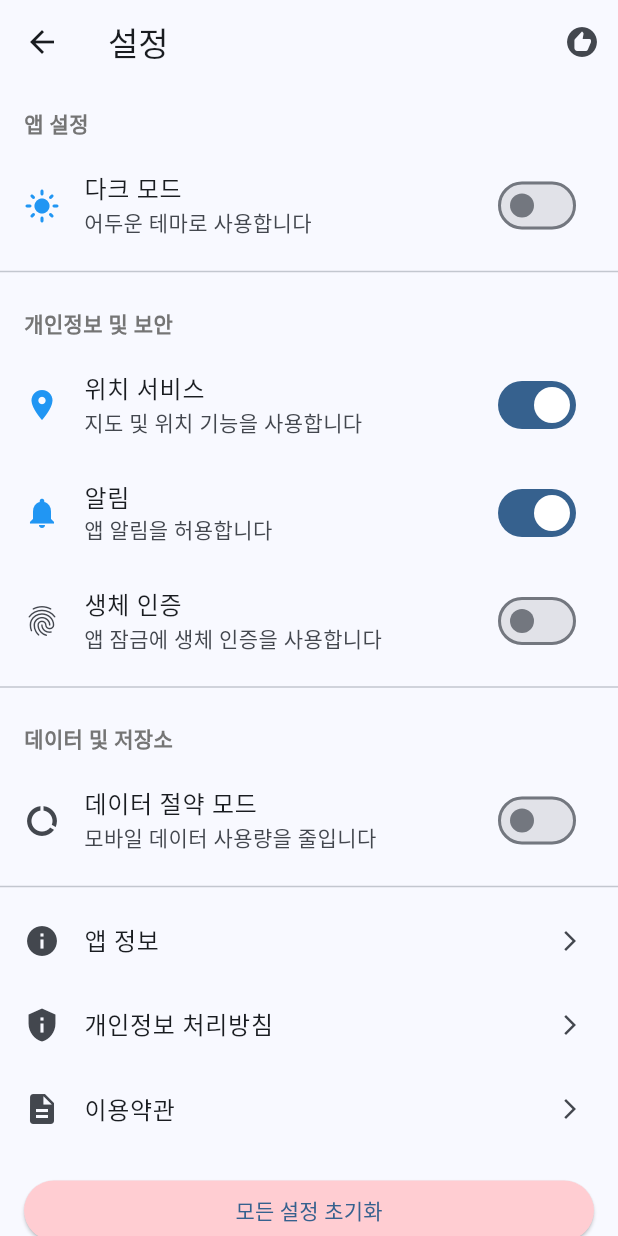
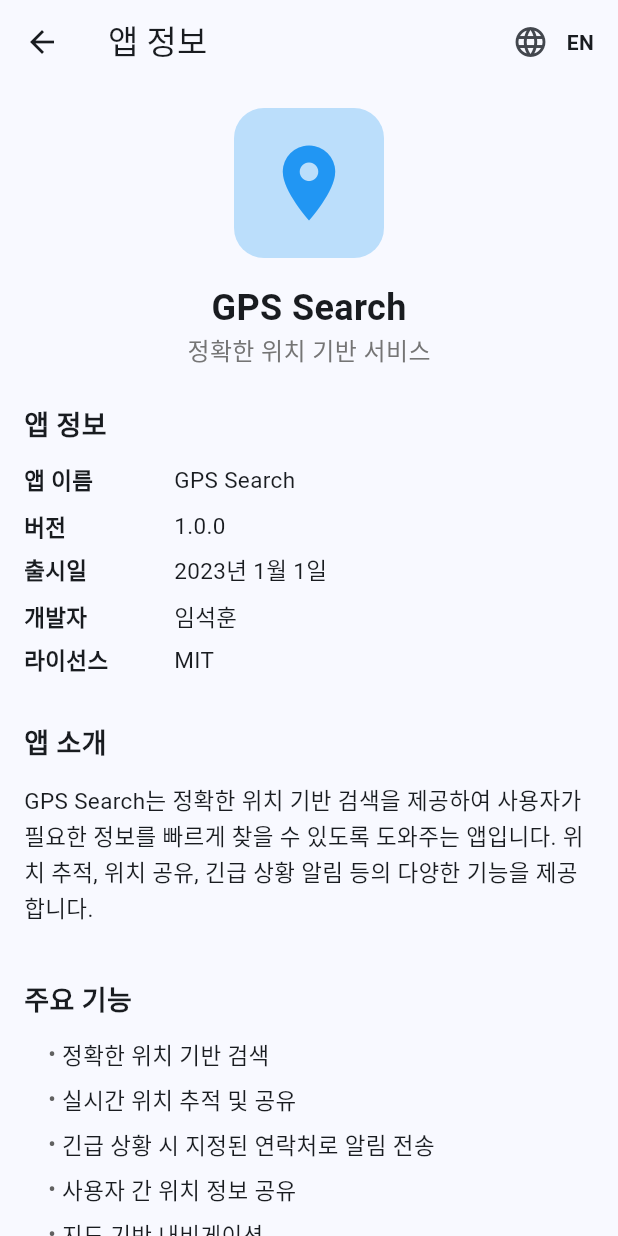
Before and after one commit to Maccrey/My-Guardian_GPS, a Flutter app: the SettingsView screen opened by its route, after a tap on "앱 정보", on a phone screen of 412 x 824 dp. Run offline on Flutter 3.47's test engine with Material 3 defaults, Android fonts, the phone set to English and light mode, and no system bars; our stand-ins replace flutter_dotenv, geocoding, geolocator, get, google_maps_flutter, shared_preferences; missing offline and left inert: flutter_polyline_points; accounts and stored records are empty.

Commit message:
앱 정보 페이지 추가: AppInfoView를 추가하고, 설정 화면에서 해당 페이지로의 네비게이션 기능 구현으로 사용자 경험 향상.

```diff
--- a/lib/main.dart
+++ b/lib/main.dart
@@ -13,6 +13,7 @@ import 'views/emergency_guide_view.dart';
 import 'views/emergency_contacts_view.dart';
 import 'views/privacy_policy_view.dart';
 import 'views/terms_of_service_view.dart';
+import 'views/app_info_view.dart';
 import 'services/emergency_contact_service.dart';
 import 'services/location_service.dart';
 import 'services/notification_service.dart';
@@ -153,6 +154,10 @@ class MyApp extends StatelessWidget {
           name: '/terms-of-service',
           page: () => const TermsOfServiceView(),
         ),
+        GetPage(
+          name: '/app-info',
+          page: () => const AppInfoView(),
+        ),
         // IMPORTANT: MapView는 지도 화면을 담당하는 중요 컴포넌트입니다.
         // 경로를 변경하거나 다른 구성으로 변경하지 마세요.
         GetPage(name: '/map', page: () => MapView()),
--- /dev/null
+++ b/lib/views/app_info_view.dart
@@ -0,0 +1,302 @@
+import 'package:flutter/material.dart';
+import 'package:get/get.dart';
+
+/// 앱 정보 화면
+///
+/// 사용자에게 앱의 상세 정보를 보여주는 화면입니다.
+/// 아키텍처 설계에 따라 프레젠테이션 계층의 view로 구현되었습니다.
+class AppInfoView extends StatefulWidget {
+  const AppInfoView({Key? key}) : super(key: key);
+
+  @override
+  State<AppInfoView> createState() => _AppInfoViewState();
+}
+
+class _AppInfoViewState extends State<AppInfoView> {
+  bool _isKorean = true;
+
+  void _toggleLanguage() {
+    setState(() {
+      _isKorean = !_isKorean;
+    });
+  }
+
+  @override
+  Widget build(BuildContext context) {
+    return Scaffold(
+      appBar: AppBar(
+        title: Text(_isKorean ? '앱 정보' : 'App Information'),
+        leading: IconButton(
+          icon: const Icon(Icons.arrow_back),
+          onPressed: () => Get.back(),
+        ),
+        actions: [
+          IconButton(
+            icon: const Icon(Icons.language),
+            tooltip: _isKorean ? 'Switch to English' : '한국어로 전환',
+            onPressed: _toggleLanguage,
+          ),
+          Padding(
+            padding: const EdgeInsets.only(right: 16),
+            child: Center(
+              child: Text(
+                _isKorean ? 'EN' : 'KO',
+                style: const TextStyle(
+                  fontWeight: FontWeight.bold,
+                  fontSize: 14,
+                ),
+              ),
+            ),
+          ),
+        ],
+      ),
+      body: SafeArea(
+        child: SingleChildScrollView(
+          padding: const EdgeInsets.all(16.0),
+          child: _isKorean ? _buildKoreanContent() : _buildEnglishContent(),
+        ),
+      ),
+    );
+  }
+
+  // 한국어 콘텐츠
+  Widget _buildKoreanContent() {
+    return Column(
+      crossAxisAlignment: CrossAxisAlignment.start,
+      children: [
+        _buildLogoSection(),
+        const SizedBox(height: 24),
+        _buildSectionTitle('앱 정보'),
+        _buildInfoRow('앱 이름', 'GPS Search'),
+        _buildInfoRow('버전', '1.0.0'),
+        _buildInfoRow('출시일', '2023년 1월 1일'),
+        _buildInfoRow('개발자', '임석훈'),
+        _buildInfoRow('라이선스', 'MIT'),
+        const SizedBox(height: 24),
+        _buildSectionTitle('앱 소개'),
+        _buildParagraph(
+          'GPS Search는 정확한 위치 기반 검색을 제공하여 사용자가 필요한 정보를 빠르게 찾을 수 있도록 도와주는 앱입니다. 위치 추적, 위치 공유, 긴급 상황 알림 등의 다양한 기능을 제공합니다.',
+        ),
+        const SizedBox(height: 24),
+        _buildSectionTitle('주요 기능'),
+        _buildBulletPoint('정확한 위치 기반 검색'),
+        _buildBulletPoint('실시간 위치 추적 및 공유'),
+        _buildBulletPoint('긴급 상황 시 지정된 연락처로 알림 전송'),
+        _buildBulletPoint('사용자 간 위치 정보 공유'),
+        _buildBulletPoint('지도 기반 내비게이션'),
+        const SizedBox(height: 24),
+        _buildSectionTitle('기술 스택'),
+        _buildBulletPoint('프레임워크: Flutter'),
+        _buildBulletPoint('상태 관리: GetX'),
+        _buildBulletPoint('데이터베이스: Firebase'),
+        _buildBulletPoint('지도 서비스: Google Maps API'),
+        _buildBulletPoint('위치 서비스: Geolocation'),
+        const SizedBox(height: 24),
+        _buildSectionTitle('연락처'),
+        _buildParagraph('앱에 관한 문의사항이나 피드백은 아래 연락처로 보내주세요:'),
+        _buildInfoRow('이메일', 'm01071630214@gmail.com'),
+        _buildInfoRow('웹사이트', 'https://gpssearch.app'),
+        const SizedBox(height: 24),
+        _buildSectionTitle('감사의 말'),
+        _buildParagraph(
+          '이 앱을 개발하는 데 도움을 주신 모든 분들께 감사드립니다. 특히 테스트와 피드백에 참여해 주신 사용자 여러분께 진심으로 감사드립니다.',
+        ),
+        const SizedBox(height: 32),
+        Center(
+          child: Text(
+            '© 2023 GPS Search. All rights reserved.',
+            style: TextStyle(
+              fontSize: 14,
+              color: Colors.grey.shade600,
+              fontStyle: FontStyle.italic,
+            ),
+          ),
+        ),
+        const SizedBox(height: 16),
+      ],
+    );
+  }
+
+  // 영어 콘텐츠
+  Widget _buildEnglishContent() {
+    return Column(
+      crossAxisAlignment: CrossAxisAlignment.start,
+      children: [
+        _buildLogoSection(),
+        const SizedBox(height: 24),
+        _buildSectionTitle('App Information'),
+        _buildInfoRow('App Name', 'GPS Search'),
+        _buildInfoRow('Version', '1.0.0'),
+        _buildInfoRow('Release Date', 'January 1, 2023'),
+        _buildInfoRow('Developer', 'Seokhoon Lim'),
+        _buildInfoRow('License', 'MIT'),
+        const SizedBox(height: 24),
+        _buildSectionTitle('App Introduction'),
+        _buildParagraph(
+          'GPS Search is an app that provides accurate location-based search to help users quickly find the information they need. It offers various features such as location tracking, location sharing, and emergency notifications.',
+        ),
+        const SizedBox(height: 24),
+        _buildSectionTitle('Key Features'),
+        _buildBulletPoint('Accurate location-based search'),
+        _buildBulletPoint('Real-time location tracking and sharing'),
+        _buildBulletPoint('Emergency notifications to designated contacts'),
+        _buildBulletPoint('Location information sharing between users'),
+        _buildBulletPoint('Map-based navigation'),
+        const SizedBox(height: 24),
+        _buildSectionTitle('Technology Stack'),
+        _buildBulletPoint('Framework: Flutter'),
+        _buildBulletPoint('State Management: GetX'),
+        _buildBulletPoint('Database: Firebase'),
+        _buildBulletPoint('Map Services: Google Maps API'),
+        _buildBulletPoint('Location Services: Geolocation'),
+        const SizedBox(height: 24),
+        _buildSectionTitle('Contact Information'),
+        _buildParagraph(
+            'For inquiries or feedback about the app, please contact us at:'),
+        _buildInfoRow('Email', 'm01071630214@gmail.com'),
+        _buildInfoRow('Website', 'https://gpssearch.app'),
+        const SizedBox(height: 24),
+        _buildSectionTitle('Acknowledgements'),
+        _buildParagraph(
+          'Thank you to everyone who helped in the development of this app. Special thanks to all users who participated in testing and provided feedback.',
+        ),
+        const SizedBox(height: 32),
+        Center(
+          child: Text(
+            '© 2023 GPS Search. All rights reserved.',
+            style: TextStyle(
+              fontSize: 14,
+              color: Colors.grey.shade600,
+              fontStyle: FontStyle.italic,
+            ),
+          ),
+        ),
+        const SizedBox(height: 16),
+      ],
+    );
+  }
+
+  // 로고 섹션
+  Widget _buildLogoSection() {
+    return Center(
+      child: Column(
+        children: [
+          Container(
+            width: 100,
+            height: 100,
+            decoration: BoxDecoration(
+              color: Colors.blue.shade100,
+              borderRadius: BorderRadius.circular(20),
+            ),
+            child: const Icon(
+              Icons.location_on,
+              size: 60,
+              color: Colors.blue,
+            ),
+          ),
+          const SizedBox(height: 16),
+          const Text(
+            'GPS Search',
+            style: TextStyle(
+              fontSize: 24,
+              fontWeight: FontWeight.bold,
+            ),
+          ),
+          Text(
+            _isKorean ? '정확한 위치 기반 서비스' : 'Accurate Location-based Service',
+            style: TextStyle(
+              fontSize: 16,
+              color: Colors.grey.shade600,
+            ),
+          ),
+        ],
+      ),
+    );
+  }
+
+  // 정보 행 위젯
+  Widget _buildInfoRow(String label, String value) {
+    return Padding(
+      padding: const EdgeInsets.only(bottom: 8.0),
+      child: Row(
+        crossAxisAlignment: CrossAxisAlignment.start,
+        children: [
+          SizedBox(
+            width: 100,
+            child: Text(
+              label,
+              style: const TextStyle(
+                fontSize: 15,
+                fontWeight: FontWeight.w600,
+              ),
+            ),
+          ),
+          Expanded(
+            child: Text(
+              value,
+              style: const TextStyle(
+                fontSize: 15,
+              ),
+            ),
+          ),
+        ],
+      ),
+    );
+  }
+
+  // 섹션 제목 위젯
+  Widget _buildSectionTitle(String title) {
+    return Padding(
+      padding: const EdgeInsets.only(bottom: 12.0),
+      child: Text(
+        title,
+        style: const TextStyle(
+          fontSize: 18,
+          fontWeight: FontWeight.bold,
+        ),
+      ),
+    );
+  }
+
+  // 문단 텍스트 위젯
+  Widget _buildParagraph(String text) {
+    return Padding(
+      padding: const EdgeInsets.only(bottom: 12.0),
+      child: Text(
+        text,
+        style: const TextStyle(
+          fontSize: 15,
+          height: 1.5,
+        ),
+      ),
+    );
+  }
+
+  // 글머리 기호 항목 위젯
+  Widget _buildBulletPoint(String text) {
+    return Padding(
+      padding: const EdgeInsets.only(left: 16.0, bottom: 8.0),
+      child: Row(
+        crossAxisAlignment: CrossAxisAlignment.start,
+        children: [
+          Text(
+            '• ',
+            style: TextStyle(
+              fontSize: 15,
+              color: Colors.grey.shade700,
+            ),
+          ),
+          Expanded(
+            child: Text(
+              text,
+              style: const TextStyle(
+                fontSize: 15,
+                height: 1.4,
+              ),
+            ),
+          ),
+        ],
+      ),
+    );
+  }
+}
--- a/lib/views/settings/settings_view.dart
+++ b/lib/views/settings/settings_view.dart
@@ -251,6 +251,7 @@ class _SettingsViewState extends State<SettingsView> {
               trailing: const Icon(Icons.arrow_forward_ios, size: 16),
               onTap: () {
                 // 앱 정보 페이지로 이동하는 로직
+                Get.toNamed('/app-info');
               },
             ),
             ListTile(
```
